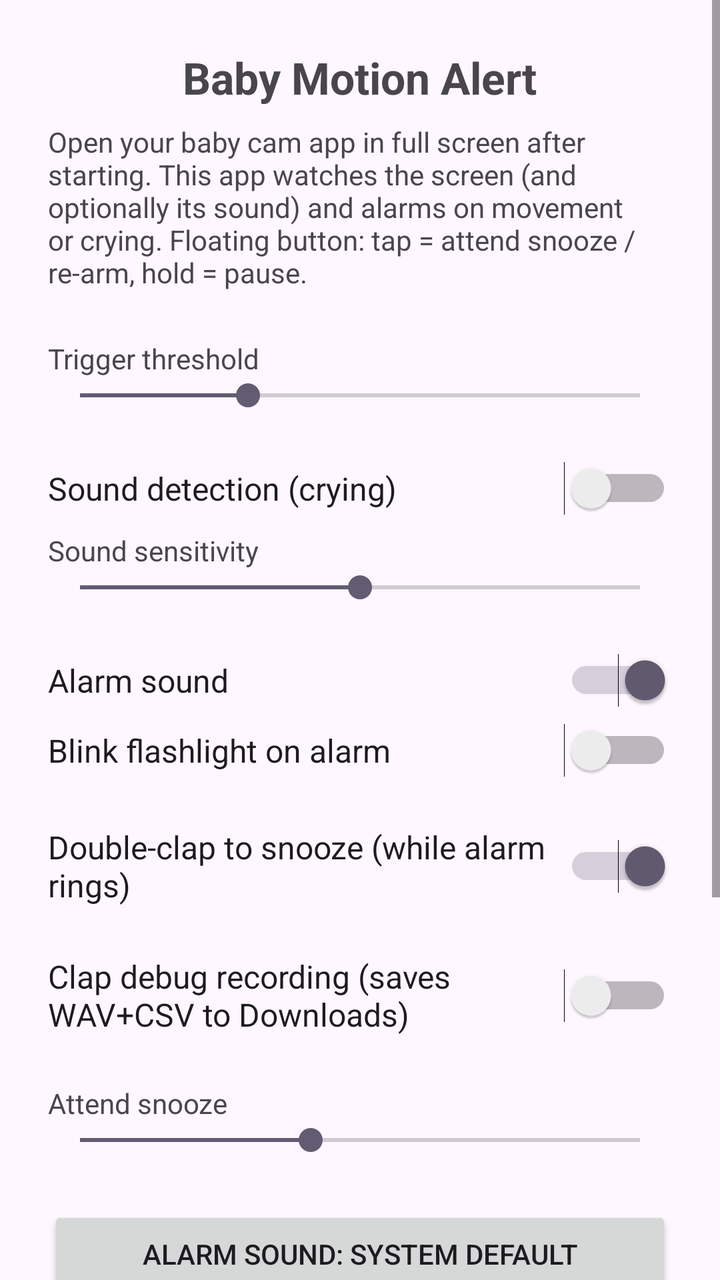
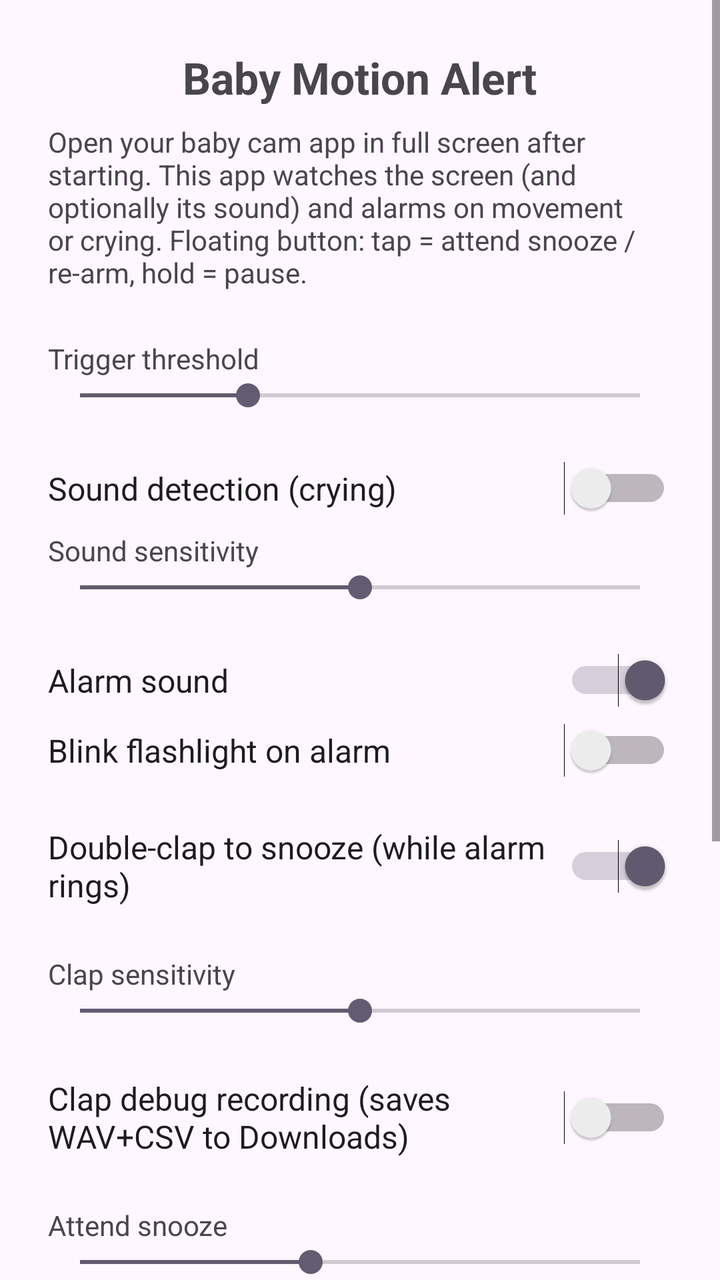

The first picture is an Android layout as it rendered before a commit; the second is the same layout after the commit. The layout source and the unified diff follow.
<!-- AndroidManifest.xml: application theme Theme.BabyMotionAlert -->
<!-- res/layout/activity_main.xml -->
<?xml version="1.0" encoding="utf-8"?>
<ScrollView xmlns:android="http://schemas.android.com/apk/res/android"
    android:layout_width="match_parent"
    android:layout_height="match_parent">

<LinearLayout
    android:layout_width="match_parent"
    android:layout_height="wrap_content"
    android:orientation="vertical"
    android:padding="24dp"
    android:gravity="center_horizontal">

    <TextView
        android:layout_width="wrap_content"
        android:layout_height="wrap_content"
        android:text="Baby Motion Alert"
        android:textSize="22sp"
        android:textStyle="bold"
        android:layout_marginBottom="8dp" />

    <TextView
        android:layout_width="wrap_content"
        android:layout_height="wrap_content"
        android:text="Open your baby cam app in full screen after starting. This app watches the screen (and optionally its sound) and alarms on movement or crying. Floating button: tap = attend snooze / re-arm, hold = pause."
        android:textSize="14sp"
        android:layout_marginBottom="24dp" />

    <TextView
        android:id="@+id/sensitivityLabel"
        android:layout_width="match_parent"
        android:layout_height="wrap_content"
        android:text="Trigger threshold"
        android:textSize="14sp" />

    <SeekBar
        android:id="@+id/sensitivitySeek"
        android:layout_width="match_parent"
        android:layout_height="wrap_content"
        android:max="100"
        android:progress="30"
        android:layout_marginBottom="24dp" />

    <Switch
        android:id="@+id/soundSwitch"
        android:layout_width="match_parent"
        android:layout_height="wrap_content"
        android:text="Sound detection (crying)"
        android:textSize="16sp"
        android:layout_marginBottom="8dp" />

    <TextView
        android:id="@+id/soundLabel"
        android:layout_width="match_parent"
        android:layout_height="wrap_content"
        android:text="Sound sensitivity"
        android:textSize="14sp" />

    <SeekBar
        android:id="@+id/soundSeek"
        android:layout_width="match_parent"
        android:layout_height="wrap_content"
        android:max="100"
        android:progress="50"
        android:layout_marginBottom="24dp" />

    <Switch
        android:id="@+id/alarmSoundSwitch"
        android:layout_width="match_parent"
        android:layout_height="wrap_content"
        android:text="Alarm sound"
        android:textSize="16sp"
        android:checked="true"
        android:layout_marginBottom="8dp" />

    <Switch
        android:id="@+id/flashlightSwitch"
        android:layout_width="match_parent"
        android:layout_height="wrap_content"
        android:text="Blink flashlight on alarm"
        android:textSize="16sp"
        android:layout_marginBottom="24dp" />

    <Switch
        android:id="@+id/clapSwitch"
        android:layout_width="match_parent"
        android:layout_height="wrap_content"
        android:text="Double-clap to snooze (while alarm rings)"
        android:textSize="16sp"
        android:checked="true"
        android:layout_marginBottom="24dp" />

    <Switch
        android:id="@+id/clapDebugSwitch"
        android:layout_width="match_parent"
        android:layout_height="wrap_content"
        android:text="Clap debug recording (saves WAV+CSV to Downloads)"
        android:textSize="16sp"
        android:layout_marginBottom="24dp" />

    <TextView
        android:id="@+id/snoozeLabel"
        android:layout_width="match_parent"
        android:layout_height="wrap_content"
        android:text="Attend snooze"
        android:textSize="14sp" />

    <SeekBar
        android:id="@+id/snoozeSeek"
        android:layout_width="match_parent"
        android:layout_height="wrap_content"
        android:max="17"
        android:progress="7"
        android:layout_marginBottom="24dp" />

    <Button
        android:id="@+id/alarmSoundButton"
        android:layout_width="match_parent"
        android:layout_height="wrap_content"
        android:text="Alarm sound: System default" />

    <Button
        android:id="@+id/startButton"
        android:layout_width="match_parent"
        android:layout_height="wrap_content"
        android:text="Start monitoring" />

    <Button
        android:id="@+id/stopButton"
        android:layout_width="match_parent"
        android:layout_height="wrap_content"
        android:text="Stop monitoring" />

    <Button
        android:id="@+id/accessibilityButton"
        android:layout_width="match_parent"
        android:layout_height="wrap_content"
        android:text="Enable auto-reconnect clicker" />

    <Button
        android:id="@+id/testButton"
        android:layout_width="match_parent"
        android:layout_height="wrap_content"
        android:text="Test alarm + red flash" />

    <TextView
        android:id="@+id/statusText"
        android:layout_width="wrap_content"
        android:layout_height="wrap_content"
        android:text="Status: stopped"
        android:layout_marginTop="24dp"
        android:textSize="16sp" />
</LinearLayout>
</ScrollView>
<!-- resources referenced by this layout -->
<resources>
  <style name="Theme.BabyMotionAlert" parent="Theme.Material3.DayNight.NoActionBar" />
</resources>

<!-- the commit's change to res/layout/activity_main.xml (unified diff, before → after) -->
@@ -89,6 +89,21 @@
         android:checked="true"
         android:layout_marginBottom="24dp" />
 
+    <TextView
+        android:id="@+id/clapSensLabel"
+        android:layout_width="match_parent"
+        android:layout_height="wrap_content"
+        android:text="Clap sensitivity"
+        android:textSize="14sp" />
+
+    <SeekBar
+        android:id="@+id/clapSensSeek"
+        android:layout_width="match_parent"
+        android:layout_height="wrap_content"
+        android:max="100"
+        android:progress="50"
+        android:layout_marginBottom="24dp" />
+
     <Switch
         android:id="@+id/clapDebugSwitch"
         android:layout_width="match_parent"
